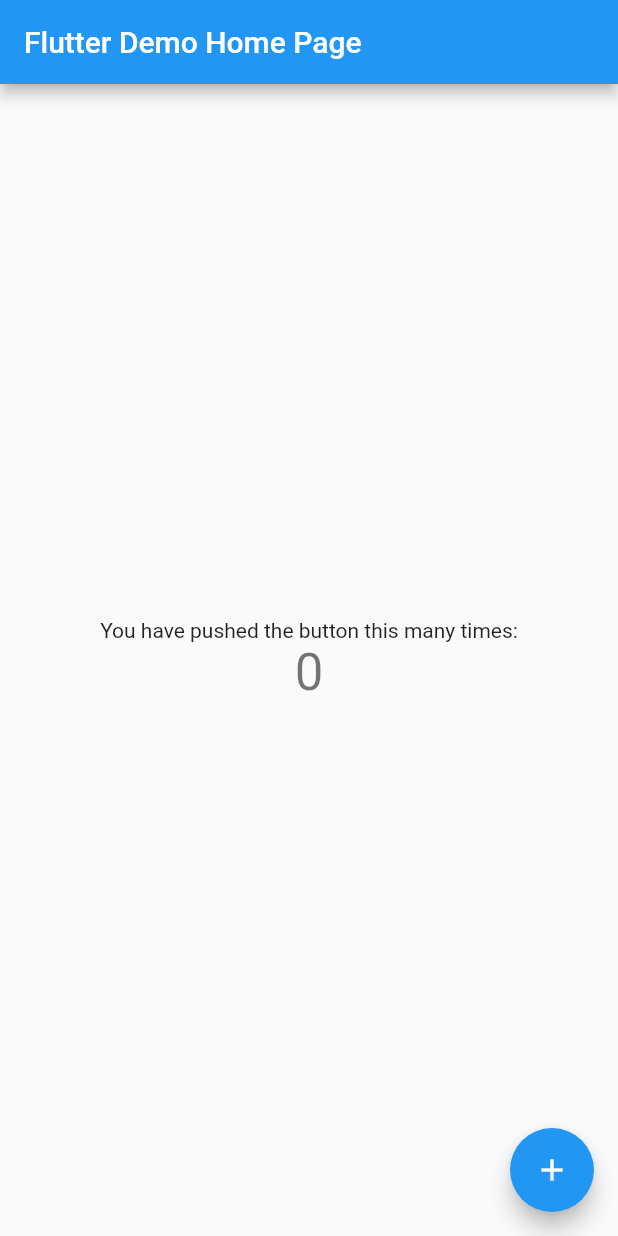
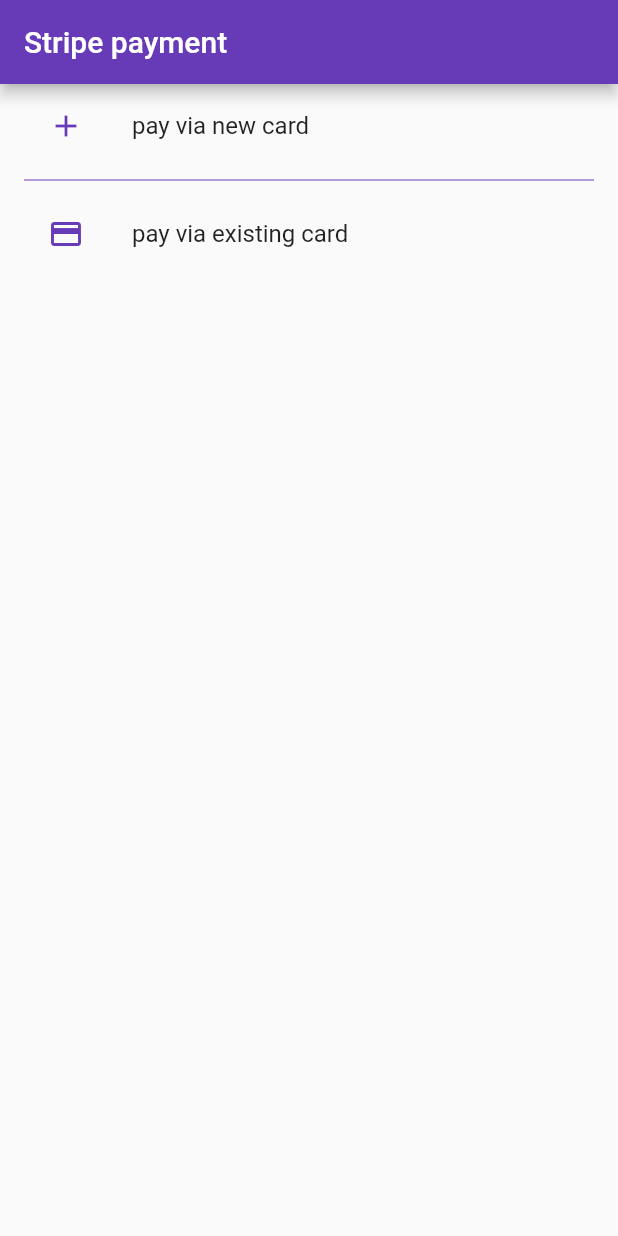
Before and after one commit to torikatsupg/stripe_payment_sample, a Flutter app: the screen it shows after launch, on a phone screen of 412 x 824 dp. Run offline on Flutter 3.47's test engine with Material 2 defaults, Android fonts, the phone set to English and light mode, and no system bars.

Commit message:
create ui

```diff
--- /dev/null
+++ b/lib/components/App.dart
@@ -0,0 +1,72 @@
+import 'package:flutter/material.dart';
+
+class App extends StatelessWidget {
+  @override
+  Widget build(BuildContext context) {
+    return MaterialApp(
+      title: 'Stripe payment',
+      theme: ThemeData(
+        primarySwatch: Colors.deepPurple,
+      ),
+      home: Scaffold(
+        appBar: AppBar(
+          title: Text('Stripe payment'),
+        ),
+        body: Padding(
+          padding: EdgeInsets.symmetric(horizontal: 16),
+          child: _buildContent(),
+        ),
+      ),
+    );
+  }
+
+  /// コンテンツの描画
+  Widget _buildContent() {
+    return ListView.separated(
+      itemBuilder: (context, index) {
+        switch (index) {
+          case 0:
+            return _buildPayViaNewCardButton(context);
+          case 1:
+            return _buildPayViaExistingCardButton(context);
+          default:
+            return Container();
+        }
+      },
+      itemCount: 2,
+      separatorBuilder: (
+        context,
+        index,
+      ) =>
+          Divider(color: Theme.of(context).primaryColor),
+    );
+  }
+
+  /// 未登録のカードで決済をするボタン
+  Widget _buildPayViaNewCardButton(BuildContext context) {
+    return InkWell(
+      child: ListTile(
+        leading: Icon(
+          Icons.add,
+          color: Theme.of(context).primaryColor,
+        ),
+        title: Text('pay via new card'),
+      ),
+      onTap: () => print('on tap'),
+    );
+  }
+
+  /// 登録済みのカードで決済をするボタン
+  Widget _buildPayViaExistingCardButton(BuildContext context) {
+    return InkWell(
+      child: ListTile(
+        leading: Icon(
+          Icons.credit_card_outlined,
+          color: Theme.of(context).primaryColor,
+        ),
+        title: Text('pay via existing card'),
+      ),
+      onTap: () => print('on tap'),
+    );
+  }
+}
--- a/lib/main.dart
+++ b/lib/main.dart
@@ -1,113 +1,5 @@
-import 'package:flutter/material.dart';
+import 'package:stripe_payment_sample/run.dart';
 
 void main() {
-  runApp(MyApp());
+  run();
 }
-
-class MyApp extends StatelessWidget {
-  // This widget is the root of your application.
-  @override
-  Widget build(BuildContext context) {
-    return MaterialApp(
-      title: 'Flutter Demo',
-      theme: ThemeData(
-        // This is the theme of your application.
-        //
-        // Try running your application with "flutter run". You'll see the
-        // application has a blue toolbar. Then, without quitting the app, try
-        // changing the primarySwatch below to Colors.green and then invoke
-        // "hot reload" (press "r" in the console where you ran "flutter run",
-        // or simply save your changes to "hot reload" in a Flutter IDE).
-        // Notice that the counter didn't reset back to zero; the application
-        // is not restarted.
-        primarySwatch: Colors.blue,
-      ),
-      home: MyHomePage(title: 'Flutter Demo Home Page'),
-    );
-  }
-}
-
-class MyHomePage extends StatefulWidget {
-  MyHomePage({Key? key, this.title}) : super(key: key);
-
-  // This widget is the home page of your application. It is stateful, meaning
-  // that it has a State object (defined below) that contains fields that affect
-  // how it looks.
-
-  // This class is the configuration for the state. It holds the values (in this
-  // case the title) provided by the parent (in this case the App widget) and
-  // used by the build method of the State. Fields in a Widget subclass are
-  // always marked "final".
-
-  final String? title;
-
-  @override
-  _MyHomePageState createState() => _MyHomePageState();
-}
-
-class _MyHomePageState extends State<MyHomePage> {
-  int _counter = 0;
-
-  void _incrementCounter() {
-    setState(() {
-      // This call to setState tells the Flutter framework that something has
-      // changed in this State, which causes it to rerun the build method below
-      // so that the display can reflect the updated values. If we changed
-      // _counter without calling setState(), then the build method would not be
-      // called again, and so nothing would appear to happen.
-      _counter++;
-    });
-  }
-
-  @override
-  Widget build(BuildContext context) {
-    // This method is rerun every time setState is called, for instance as done
-    // by the _incrementCounter method above.
-    //
-    // The Flutter framework has been optimized to make rerunning build methods
-    // fast, so that you can just rebuild anything that needs updating rather
-    // than having to individually change instances of widgets.
-    return Scaffold(
-      appBar: AppBar(
-        // Here we take the value from the MyHomePage object that was created by
-        // the App.build method, and use it to set our appbar title.
-        title: Text(widget.title!),
-      ),
-      body: Center(
-        // Center is a layout widget. It takes a single child and positions it
-        // in the middle of the parent.
-        child: Column(
-          // Column is also a layout widget. It takes a list of children and
-          // arranges them vertically. By default, it sizes itself to fit its
-          // children horizontally, and tries to be as tall as its parent.
-          //
-          // Invoke "debug painting" (press "p" in the console, choose the
-          // "Toggle Debug Paint" action from the Flutter Inspector in Android
-          // Studio, or the "Toggle Debug Paint" command in Visual Studio Code)
-          // to see the wireframe for each widget.
-          //
-          // Column has various properties to control how it sizes itself and
-          // how it positions its children. Here we use mainAxisAlignment to
-          // center the children vertically; the main axis here is the vertical
-          // axis because Columns are vertical (the cross axis would be
-          // horizontal).
-          mainAxisAlignment: MainAxisAlignment.center,
-          children: <Widget>[
-            Text(
-              'You have pushed the button this many times:',
-            ),
-            Text(
-              '$_counter',
-              style: Theme.of(context).textTheme.headline4,
-            ),
-          ],
-        ),
-      ),
-      floatingActionButton: FloatingActionButton(
-        onPressed: _incrementCounter,
-        tooltip: 'Increment',
-        child: Icon(Icons.add),
-      ), // This trailing comma makes auto-formatting nicer for build methods.
-    );
-  }
-}
--- /dev/null
+++ b/lib/run.dart
@@ -0,0 +1,7 @@
+import 'package:flutter/material.dart';
+import 'package:stripe_payment_sample/components/App.dart';
+
+void run() {
+  WidgetsFlutterBinding.ensureInitialized();
+  runApp(App());
+}
--- /dev/null
+++ b/lib/service/stripe_service.dart
@@ -0,0 +1,3 @@
+Future<void> payViaNewCard() async {}
+
+Future<void> payWithExistingCard() async {}
```
Also changed, not shown: pubspec.yaml (+6 -1 lines), pubspec.lock.
